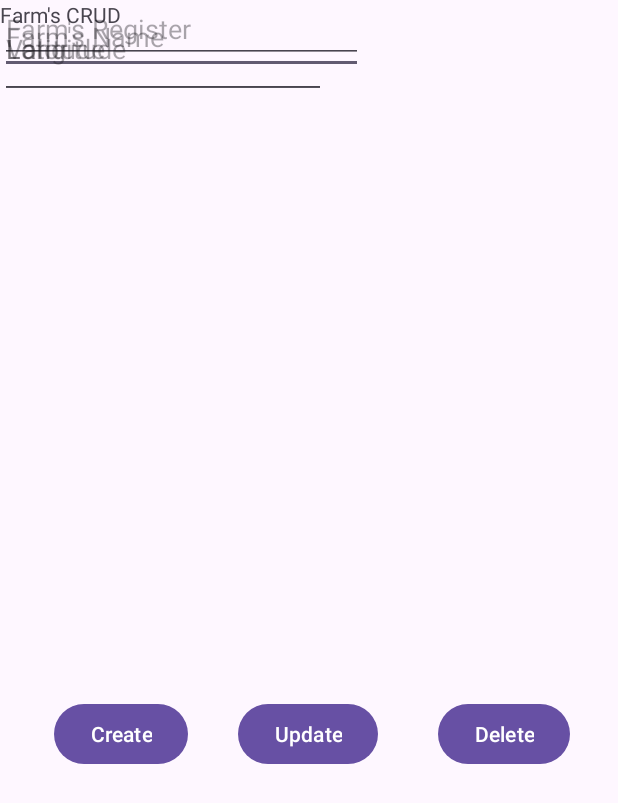
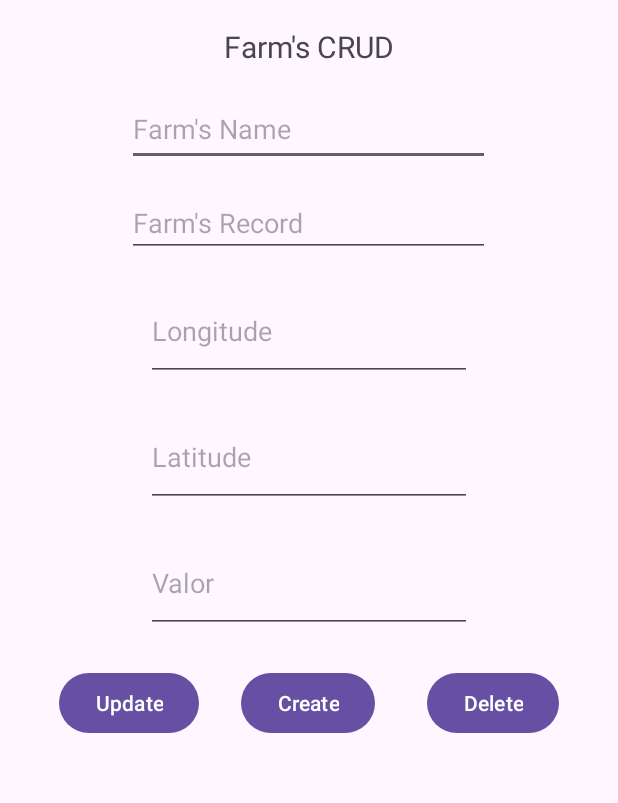
Before and after one commit to MatheusHMR/farmCrudKotlin, an Android app: the screen it shows after launch (MainActivity), on a phone screen of 412 x 824 dp. Shown: the top 803 px of the screen. Run offline under Robolectric (Android 15) with nearby library versions, the phone set to English and light mode, and no system bars.

Commit message:
Initial commit plus fixed merge
Added MainActivity
Added Farm Class
Added FarmDAO Class
Added creation of farms. It has been testes.

```diff
--- a/app/build.gradle.kts
+++ b/app/build.gradle.kts
@@ -26,10 +26,6 @@ android {
             )
         }
     }
-    compileOptions {
-        sourceCompatibility = JavaVersion.VERSION_1_8
-        targetCompatibility = JavaVersion.VERSION_1_8
-    }
     kotlinOptions {
         jvmTarget = "1.8"
     }
--- /dev/null
+++ b/app/src/main/java/com/example/sqliteprojectforfarms/controller/farmDAO.kt
@@ -0,0 +1,62 @@
+package com.example.sqliteprojectforfarms.controller
+
+import android.content.ContentValues
+import android.content.Context
+import android.util.Log
+import com.example.sqliteprojectforfarms.Farm
+import com.example.sqliteprojectforfarms.databaseSQLite
+
+class FarmDAO(context: Context) {
+
+    var db : databaseSQLite
+
+    init {
+        this.db = databaseSQLite(context)
+    }
+    fun createFarm(farm: Farm){
+        val insertionTransaction = db.writableDatabase
+        var farmContent = ContentValues().apply {
+            put("name", farm.name)
+            put("record", farm.record)
+            put("price", farm.price.toString())
+            put("latitude", farm.latitude.toString())
+            put("longitude", farm.longitude.toString())
+        }
+        val insertionResult = insertionTransaction?.insert("farm", null, farmContent)
+        Log.i("databaseResponses", "Insertion: "+insertionResult)
+    }
+
+    fun getAllFarms() : ArrayList<Farm>{
+        val readTransaction = db.readableDatabase
+        val cursor = readTransaction.rawQuery("select * from Farm", null)
+        val getFarmsArray = ArrayList<Farm>()
+
+        with(cursor){
+            while(moveToNext()){
+                val name = getString(getColumnIndexOrThrow("name"))
+                val record = getString(getColumnIndexOrThrow("record"))
+                val price = getFloat(getColumnIndexOrThrow("price"))
+                val longitude = getFloat(getColumnIndexOrThrow("longitude"))
+                val latitude = getFloat(getColumnIndexOrThrow("latitude"))
+
+                val farm = Farm(name, record, price, longitude, latitude)
+                getFarmsArray.add(farm)
+                Log.i("Test", "Name: "+name+ " - Record: "+record+ " - Price: "+price+ " - Longitude: " +longitude+ " - Latitude: " +latitude)
+            }
+        }
+        cursor.close()
+
+        return getFarmsArray
+    }
+
+    fun updateFarm(farm: Farm){
+
+    }
+
+    fun deleteFarm(farm: Farm) {
+//        Toast.makeText(context, "Farm that is going to be deleted: "+farm.name, Toast.LENGTH_LONG).show()
+        Log.i("databaseResponse", "Farm that is going to be deleted: "+farm.name)
+    }
+
+
+}
--- a/app/src/main/java/com/example/sqliteprojectforfarms/databaseSQLite.kt
+++ b/app/src/main/java/com/example/sqliteprojectforfarms/databaseSQLite.kt
@@ -1,24 +1,33 @@
 package com.example.sqliteprojectforfarms
 
+import android.content.Context
 import android.database.sqlite.SQLiteDatabase
 import android.database.sqlite.SQLiteOpenHelper
 
 class databaseSQLite(context: Context): SQLiteOpenHelper(context, "myIFTMDatabase", null, 1) {
 
-    override fun onCreate(db: SQLiteDatabase?) {
+    override fun onCreate(db: SQLiteDatabase) {
         val tableName = "Farm"
-        val farmName = "farm_name"
-        val farmRegister = "farm_register"
-        val farmValue = "far_value"
-        val farmLatitude = "farm_latitude"
-        val farmLongitude = "farm_longitude"
+        val farmName = "name"
+        val farmRecord = "record"
+        val farmValue = "price"
+        val farmLatitude = "latitude"
+        val farmLongitude = "longitude"
         val SQL_creation =
-                    "CREATE TABLE ${tableName} (" +
-                    "${farmRegister} INTEGER PRIMARY KEY," +
+            "CREATE TABLE ${tableName} (" +
+                    "${farmRecord} TEXT PRIMARY KEY," +
                     "${farmName} TEXT," +
-                    "${email} TEXT, " +
-                            "${}"
-        db.execSQL(SQL_criacao)
+                    "${farmValue} REAL," +
+                    "${farmLatitude} REAL," +
+                    "${farmLongitude} REAL)"
+        db.execSQL(SQL_creation)
+    }
+
+
+    override fun onUpgrade(db: SQLiteDatabase, oldVersion: Int, newVersion: Int) {
+        val SQL_exclusao = "DROP TABLE IF EXISTS Farm"
+        db.execSQL(SQL_exclusao)
+        onCreate(db)
     }
 
 }
--- a/app/src/main/res/layout/activity_main.xml
+++ b/app/src/main/res/layout/activity_main.xml
@@ -10,8 +10,11 @@
         android:id="@+id/LV_farms"
         android:layout_width="333dp"
         android:layout_height="257dp"
-        tools:layout_editor_absoluteX="39dp"
-        tools:layout_editor_absoluteY="458dp" />
+        app:layout_constraintBottom_toBottomOf="parent"
+        app:layout_constraintEnd_toEndOf="parent"
+        app:layout_constraintStart_toStartOf="parent"
+        app:layout_constraintTop_toTopOf="parent"
+        app:layout_constraintVertical_bias="0.966" />
 
     <EditText
         android:id="@+id/ET_farm_name"
@@ -20,37 +23,50 @@
         android:ems="10"
         android:hint="Farm's Name"
         android:inputType="text"
-        tools:layout_editor_absoluteX="84dp"
-        tools:layout_editor_absoluteY="64dp" />
+        app:layout_constraintBottom_toBottomOf="parent"
+        app:layout_constraintEnd_toEndOf="parent"
+        app:layout_constraintHorizontal_bias="0.497"
+        app:layout_constraintStart_toStartOf="parent"
+        app:layout_constraintTop_toTopOf="parent"
+        app:layout_constraintVertical_bias="0.079" />
 
     <TextView
         android:id="@+id/TV_title"
         android:layout_width="wrap_content"
         android:layout_height="wrap_content"
         android:text="Farm's CRUD"
-        tools:layout_editor_absoluteX="165dp"
-        tools:layout_editor_absoluteY="33dp" />
+        android:textSize="20sp"
+        app:layout_constraintBottom_toBottomOf="parent"
+        app:layout_constraintEnd_toEndOf="parent"
+        app:layout_constraintStart_toStartOf="parent"
+        app:layout_constraintTop_toTopOf="parent"
+        app:layout_constraintVertical_bias="0.022" />
 
     <Button
         android:id="@+id/BT_create"
         android:layout_width="wrap_content"
         android:layout_height="wrap_content"
-        android:layout_marginStart="36dp"
         android:text="Create"
         app:layout_constraintBottom_toBottomOf="parent"
+        app:layout_constraintEnd_toEndOf="parent"
+        app:layout_constraintHorizontal_bias="0.498"
         app:layout_constraintStart_toStartOf="parent"
         app:layout_constraintTop_toTopOf="parent"
-        app:layout_constraintVertical_bias="0.6" />
+        app:layout_constraintVertical_bias="0.573" />
 
     <EditText
-        android:id="@+id/ET_farm_register"
+        android:id="@+id/ET_farm_record"
         android:layout_width="242dp"
         android:layout_height="42dp"
         android:ems="10"
-        android:hint="Farm's Register"
+        android:hint="Farm's Record"
         android:inputType="text"
-        tools:layout_editor_absoluteX="84dp"
-        tools:layout_editor_absoluteY="121dp" />
+        app:layout_constraintBottom_toBottomOf="parent"
+        app:layout_constraintEnd_toEndOf="parent"
+        app:layout_constraintHorizontal_bias="0.497"
+        app:layout_constraintStart_toStartOf="parent"
+        app:layout_constraintTop_toTopOf="parent"
+        app:layout_constraintVertical_bias="0.165" />
 
     <Button
         android:id="@+id/BT_update"
@@ -58,22 +74,23 @@
         android:layout_height="wrap_content"
         android:text="Update"
         app:layout_constraintBottom_toBottomOf="parent"
-        app:layout_constraintEnd_toStartOf="@+id/BT_delete"
-        app:layout_constraintHorizontal_bias="0.45"
-        app:layout_constraintStart_toEndOf="@+id/BT_create"
+        app:layout_constraintEnd_toEndOf="parent"
+        app:layout_constraintHorizontal_bias="0.123"
+        app:layout_constraintStart_toStartOf="parent"
         app:layout_constraintTop_toTopOf="parent"
-        app:layout_constraintVertical_bias="0.6" />
+        app:layout_constraintVertical_bias="0.573" />
 
     <Button
         android:id="@+id/BT_delete"
         android:layout_width="wrap_content"
         android:layout_height="wrap_content"
-        android:layout_marginEnd="32dp"
         android:text="Delete"
         app:layout_constraintBottom_toBottomOf="parent"
         app:layout_constraintEnd_toEndOf="parent"
+        app:layout_constraintHorizontal_bias="0.878"
+        app:layout_constraintStart_toStartOf="parent"
         app:layout_constraintTop_toTopOf="parent"
-        app:layout_constraintVertical_bias="0.6" />
+        app:layout_constraintVertical_bias="0.573" />
 
     <EditText
         android:id="@+id/ET_latitude"
@@ -82,8 +99,11 @@
         android:ems="10"
         android:hint="Latitude"
         android:inputType="text"
-        tools:layout_editor_absoluteX="97dp"
-        tools:layout_editor_absoluteY="257dp" />
+        app:layout_constraintBottom_toBottomOf="parent"
+        app:layout_constraintEnd_toEndOf="parent"
+        app:layout_constraintStart_toStartOf="parent"
+        app:layout_constraintTop_toTopOf="parent"
+        app:layout_constraintVertical_bias="0.359" />
 
     <EditText
         android:id="@+id/ET_longitude"
@@ -91,8 +111,11 @@
         android:layout_height="66dp"
         android:ems="10"
         android:hint="Longitude"
-        tools:layout_editor_absoluteX="97dp"
-        tools:layout_editor_absoluteY="183dp" />
+        app:layout_constraintBottom_toBottomOf="parent"
+        app:layout_constraintEnd_toEndOf="parent"
+        app:layout_constraintStart_toStartOf="parent"
+        app:layout_constraintTop_toTopOf="parent"
+        app:layout_constraintVertical_bias="0.248" />
 
     <EditText
         android:id="@+id/ET_valor"
@@ -100,7 +123,10 @@
         android:layout_height="66dp"
         android:ems="10"
         android:hint="Valor"
-        tools:layout_editor_absoluteX="97dp"
-        tools:layout_editor_absoluteY="332dp" />
+        app:layout_constraintBottom_toBottomOf="parent"
+        app:layout_constraintEnd_toEndOf="parent"
+        app:layout_constraintStart_toStartOf="parent"
+        app:layout_constraintTop_toTopOf="parent"
+        app:layout_constraintVertical_bias="0.47" />
 
 </androidx.constraintlayout.widget.ConstraintLayout>
--- a/build.gradle.kts
+++ b/build.gradle.kts
@@ -1,5 +1,5 @@
 // Top-level build file where you can add configuration options common to all sub-projects/modules.
 plugins {
-    id("com.android.application") version "8.2.2" apply false
+    id("com.android.application") version "8.3.0" apply false
     id("org.jetbrains.kotlin.android") version "1.9.22" apply false
 }
```
Also changed, not shown: app/src/main/java/com/example/sqliteprojectforfarms/Farm.kt (+45 -14 lines), app/src/main/java/com/example/sqliteprojectforfarms/MainActivity.kt (+108 -12 lines), gradle/wrapper/gradle-wrapper.properties.
